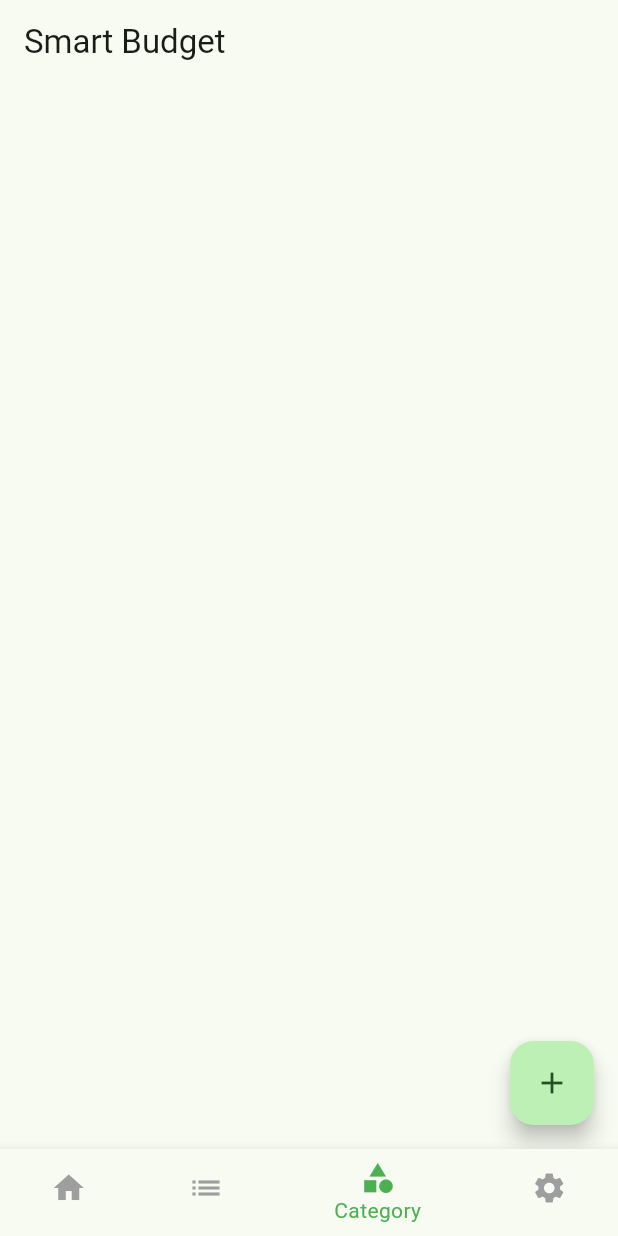
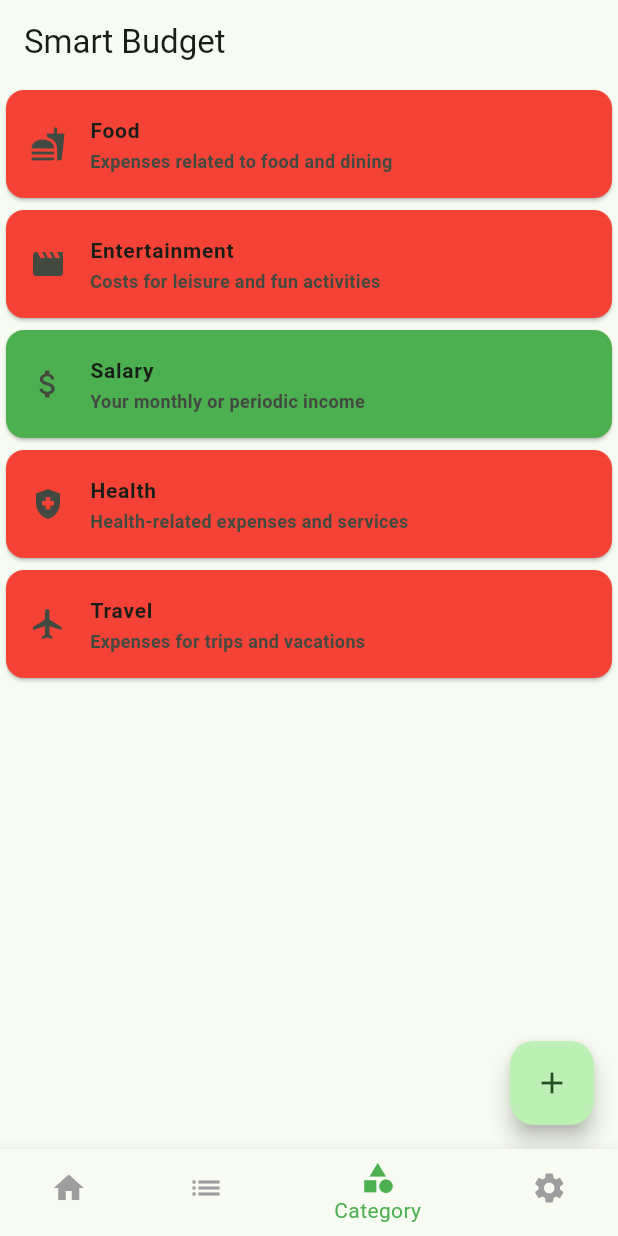
Before and after one commit to sirconceptz/SmartBudget, a Flutter app: the screen it shows after launch, item 3 of the bottom bar chosen, on a phone screen of 412 x 824 dp. Run offline on Flutter 3.47's test engine with Material 3 defaults, Android fonts, the phone set to English and light mode, and no system bars; our stand-ins replace fl_chart, flutter_bloc, get_it, shared_preferences, sqflite; accounts and stored records are empty; generated files the repository leaves out were written again.

```diff
--- a/lib/blocs/category/category_event.dart
+++ b/lib/blocs/category/category_event.dart
@@ -1,4 +1,5 @@
 import '../../models/category.dart';
+import 'package:flutter_gen/gen_l10n/app_localizations.dart';
 
 abstract class CategoryEvent {}
 
@@ -23,3 +24,9 @@ class DeleteCategory extends CategoryEvent {
 }
 
 class LoadCategoriesWithSpentAmounts extends CategoryEvent {}
+
+class UpdateLocalizedCategories extends CategoryEvent {
+  final AppLocalizations localizations;
+
+  UpdateLocalizedCategories(this.localizations);
+}
--- a/lib/l10n/app_en.arb
+++ b/lib/l10n/app_en.arb
@@ -44,5 +44,15 @@
   "errorWhileLoadingTransactions": "Error while loading transactions",
   "chooseCategory": "Choose category",
   "editCategory": "Edit category",
-  "editTransaction": "Edit transaction"
+  "editTransaction": "Edit transaction",
+  "categoryFood": "Food",
+  "categoryFoodDescription": "Expenses related to food and dining",
+  "categoryEntertainment": "Entertainment",
+  "categoryEntertainmentDescription": "Costs for leisure and fun activities",
+  "categorySalary": "Salary",
+  "categorySalaryDescription": "Your monthly or periodic income",
+  "categoryTravel": "Travel",
+  "categoryTravelDescription": "Expenses for trips and vacations",
+  "categoryHealth": "Health",
+  "categoryHealthDescription": "Health-related expenses and services"
 }
--- a/lib/main.dart
+++ b/lib/main.dart
@@ -14,6 +14,7 @@ import 'blocs/category/category_bloc.dart';
 import 'blocs/category/category_event.dart';
 import 'blocs/transaction/transaction_bloc.dart';
 import 'blocs/transaction/transaction_event.dart';
+import 'data/db/database_helper.dart';
 import 'data/repositories/category_repository.dart';
 import 'data/repositories/transaction_repository.dart';
 import 'di/di.dart';
@@ -28,16 +29,18 @@ void main() async {
   WidgetsFlutterBinding.ensureInitialized();
   await initializeDateFormatting('pl_PL', null);
 
+  final dbHelper = DatabaseHelper();
+
   runApp(
     MultiProvider(
       providers: [
         BlocProvider(
-          create: (context) => TransactionBloc(getIt<TransactionRepository>())
-            ..add(LoadTransactions()),
+          create: (context) =>
+          TransactionBloc(getIt<TransactionRepository>())..add(LoadTransactions()),
         ),
         BlocProvider(
           create: (context) =>
-              CategoryBloc(getIt<CategoryRepository>())..add(LoadCategories()),
+          CategoryBloc(getIt<CategoryRepository>())..add(LoadCategories()),
         ),
         ChangeNotifierProvider(
           create: (_) => ThemeNotifier(),
@@ -49,13 +52,17 @@ void main() async {
           create: (_) => LocaleNotifier(),
         ),
       ],
-      child: const MyApp(),
+      child: MyApp(
+        dbHelper: dbHelper,
+      ),
     ),
   );
 }
 
 class MyApp extends StatelessWidget {
-  const MyApp({super.key});
+  final DatabaseHelper dbHelper;
+
+  const MyApp({required this.dbHelper, super.key});
 
   @override
   Widget build(BuildContext context) {
@@ -88,16 +95,23 @@ class MyApp extends StatelessWidget {
       themeMode: themeNotifier.themeMode,
       initialRoute: '/',
       routes: {
-        '/': (context) => MainScreen(),
+        '/': (context) => Builder(
+          builder: (context) {
+            final localizations = AppLocalizations.of(context);
+            if (localizations != null) {
+              context.read<CategoryBloc>().add(UpdateLocalizedCategories(localizations));
+            }
+            return MainScreen();
+          },
+        ),
         '/addTransaction': (context) => AddTransactionScreen(),
         '/addCategory': (context) => AddCategoryScreen(),
         '/editTransaction': (context) => EditTransactionScreen(
-              transaction:
-                  ModalRoute.of(context)!.settings.arguments as Transaction,
-            ),
+          transaction: ModalRoute.of(context)!.settings.arguments as Transaction,
+        ),
         '/editCategory': (context) => EditCategoryScreen(
-              category: ModalRoute.of(context)!.settings.arguments as Category,
-            ),
+          category: ModalRoute.of(context)!.settings.arguments as Category,
+        ),
         '/settings': (context) => SettingsScreen(),
       },
     );
--- a/lib/widgets/icon_picker_dialog.dart
+++ b/lib/widgets/icon_picker_dialog.dart
@@ -1,4 +1,5 @@
 import 'package:flutter/material.dart';
+import 'package:flutter_gen/gen_l10n/app_localizations.dart';
 
 class IconPickerDialog extends StatelessWidget {
   final List<IconData> availableIcons = [
@@ -10,6 +11,7 @@ class IconPickerDialog extends StatelessWidget {
     Icons.fitness_center,
     Icons.flight,
     Icons.music_note,
+    Icons.movie,
     Icons.school,
     Icons.attach_money,
   ];
@@ -17,7 +19,7 @@ class IconPickerDialog extends StatelessWidget {
   @override
   Widget build(BuildContext context) {
     return AlertDialog(
-      title: Text('Wybierz ikonę'),
+      title: Text(AppLocalizations.of(context)!.chooseIcon),
       content: SizedBox(
         width: double.maxFinite,
         child: GridView.builder(
```
Also changed, not shown: lib/blocs/category/category_bloc.dart (+62 -0 lines), lib/data/db/database_helper.dart (+6 -3 lines), lib/data/repositories/category_repository.dart (+16 -0 lines), lib/di/notifiers/locale_notifier.dart (+21 -1 lines), lib/l10n/app_pl.arb (+11 -1 lines).
